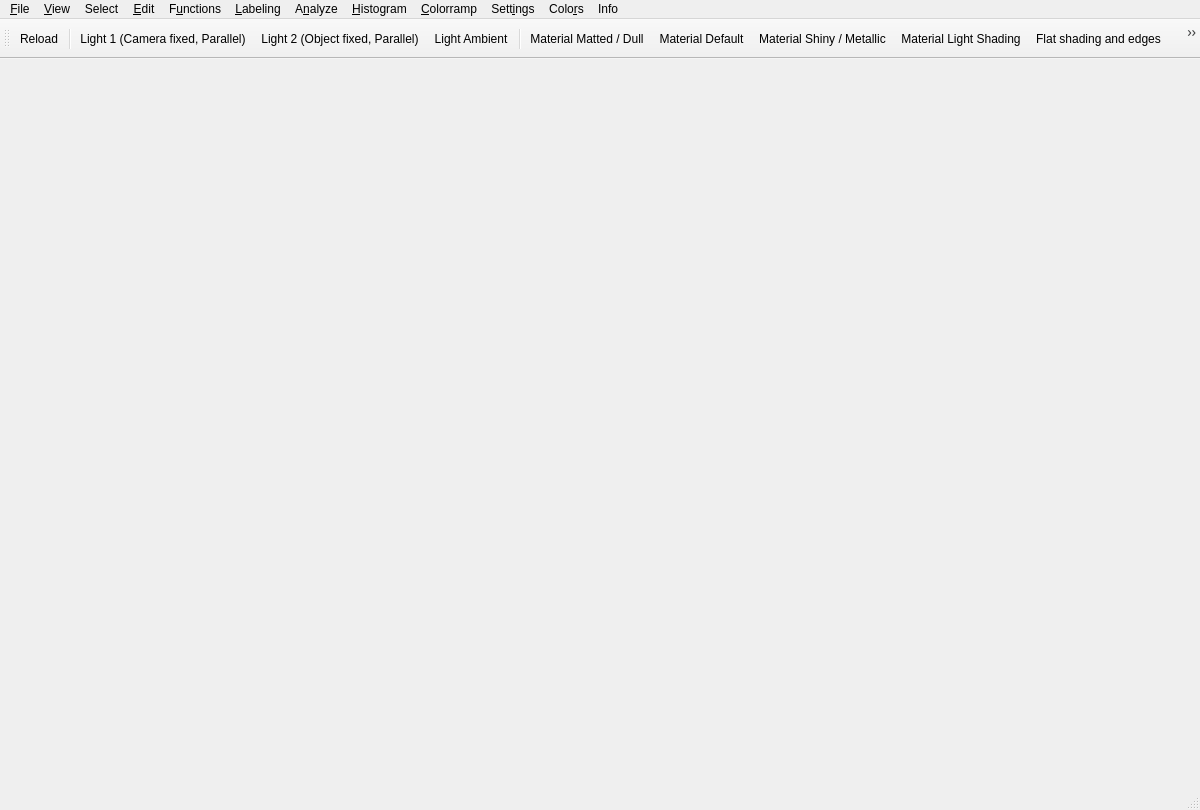
This is gui/forms/mainWin.ui in barionleg/gitgAmesch as Qt 5 draws it before an edit. The edited form follows.
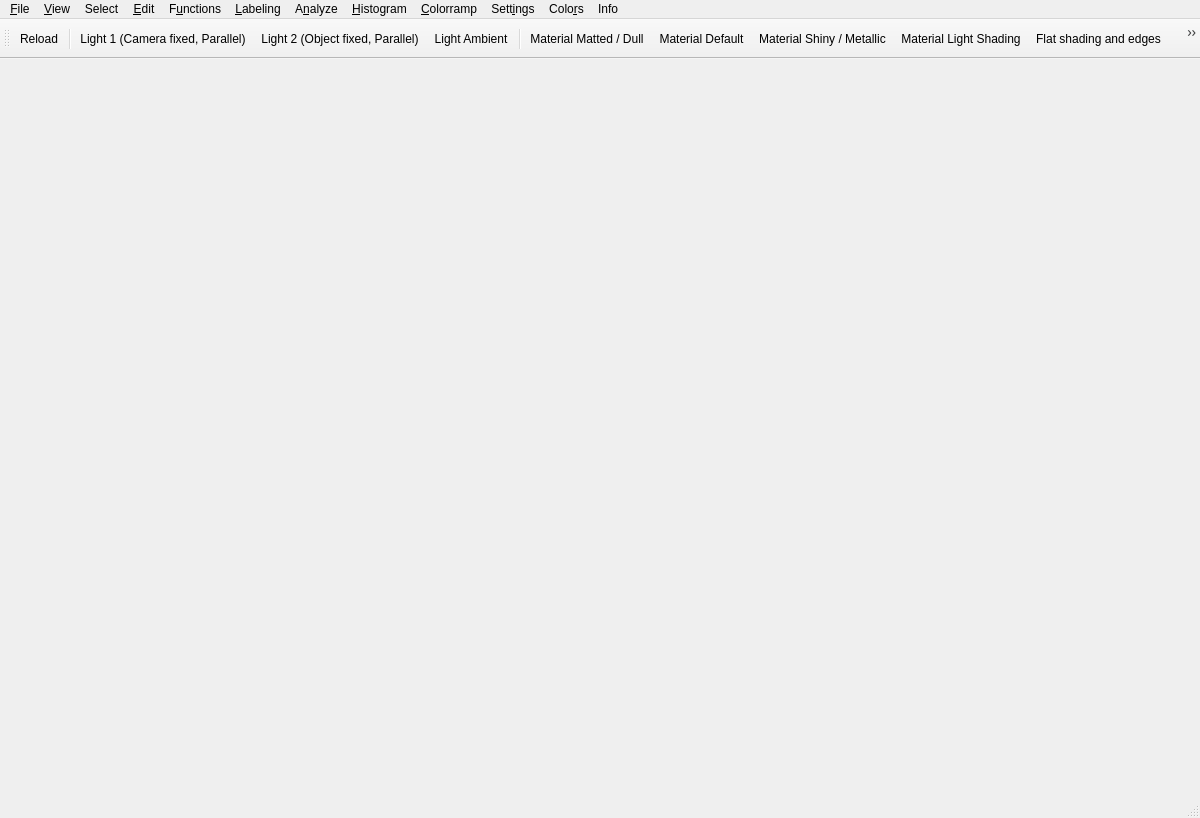
This is the edited form. Icons and pictures are not drawn.

```diff
--- a/gui/forms/mainWin.ui
+++ b/gui/forms/mainWin.ui
@@ -7,7 +7,7 @@
     <x>0</x>
     <y>0</y>
     <width>1200</width>
-    <height>810</height>
+    <height>818</height>
    </rect>
   </property>
   <property name="minimumSize">
```
Left out of the diff: 22 changed lines with no effect on the pictures.
